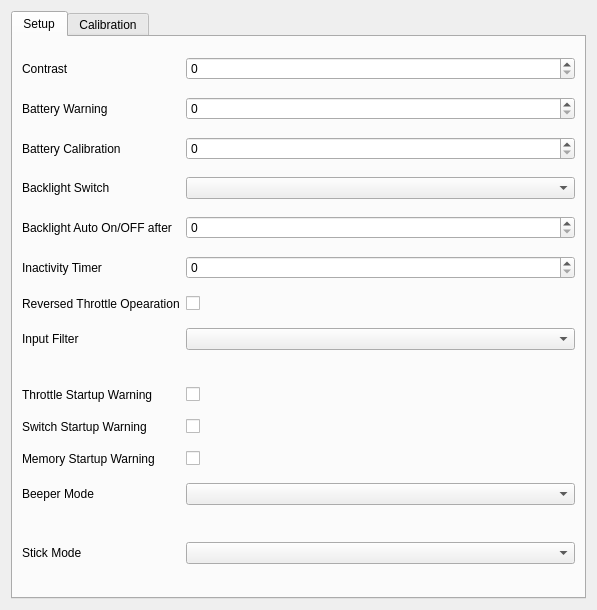
xhorizont/eepe, file src/generaledit.ui: the form before one commit.
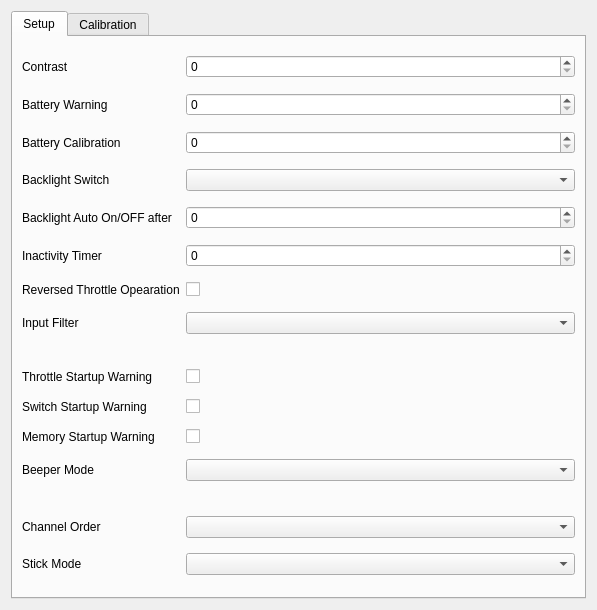
The form after the commit. Icons and pictures are not drawn.

Patch:
```diff
--- a/src/generaledit.ui
+++ b/src/generaledit.ui
@@ -199,12 +199,22 @@
        <item row="14" column="0">
         <widget class="QLabel" name="label_13">
          <property name="text">
-          <string>Stick Mode</string>
+          <string>Channel Order</string>
          </property>
         </widget>
        </item>
        <item row="14" column="1">
-        <widget class="QComboBox" name="comboBox_4"/>
+        <widget class="QComboBox" name="channelorderCB"/>
+       </item>
+       <item row="15" column="0">
+        <widget class="QLabel" name="label_14">
+         <property name="text">
+          <string>Stick Mode</string>
+         </property>
+        </widget>
+       </item>
+       <item row="15" column="1">
+        <widget class="QComboBox" name="stickmodeCB"/>
        </item>
       </layout>
      </widget>
```
Left out of the diff: 26 changed lines with no effect on the pictures.
